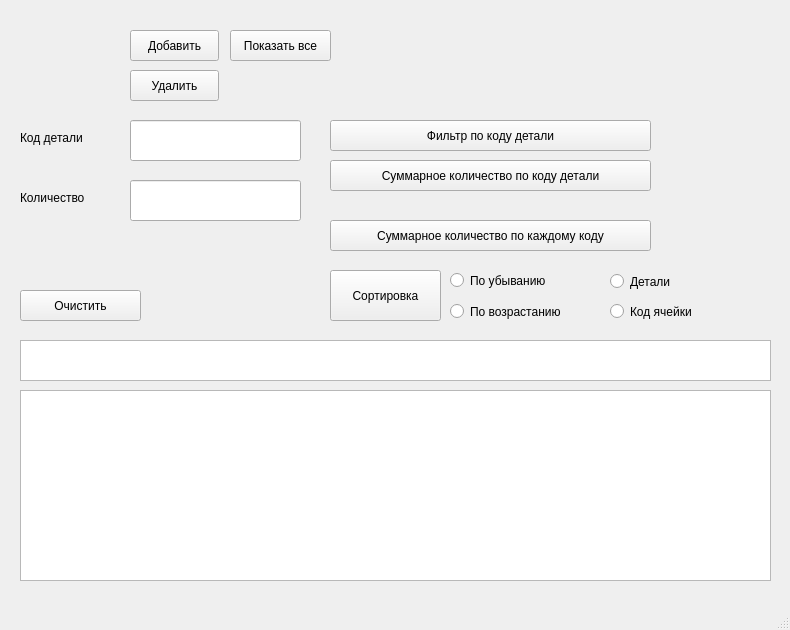
First picture: the form in mainwindow.ui, repository EduardAleksandrov/bmstu-4sem-fse-v1, before the edit.
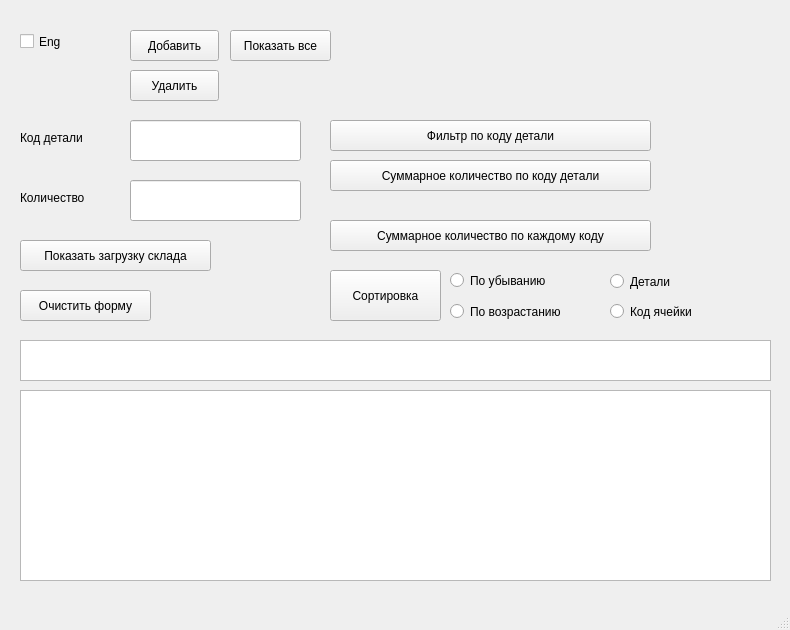
Second picture: the form after the edit.

Diff of the .ui file:
```diff
--- a/mainwindow.ui
+++ b/mainwindow.ui
@@ -88,12 +88,12 @@
      <rect>
       <x>20</x>
       <y>290</y>
-      <width>121</width>
+      <width>131</width>
       <height>31</height>
      </rect>
     </property>
     <property name="text">
-     <string>Очистить</string>
+     <string>Очистить форму</string>
     </property>
    </widget>
    <widget class="QListWidget" name="listWidget">
@@ -248,6 +248,32 @@
      <string notr="true">buttonGroup_2</string>
     </attribute>
    </widget>
+   <widget class="QCheckBox" name="checkBox">
+    <property name="geometry">
+     <rect>
+      <x>20</x>
+      <y>30</y>
+      <width>51</width>
+      <height>23</height>
+     </rect>
+    </property>
+    <property name="text">
+     <string>Eng</string>
+    </property>
+   </widget>
+   <widget class="QPushButton" name="pushButton_diagram">
+    <property name="geometry">
+     <rect>
+      <x>20</x>
+      <y>240</y>
+      <width>191</width>
+      <height>31</height>
+     </rect>
+    </property>
+    <property name="text">
+     <string>Показать загрузку склада</string>
+    </property>
+   </widget>
   </widget>
   <widget class="QMenuBar" name="menubar">
    <property name="geometry">
```
Left out of the diff: 2 changed lines with no effect on the pictures.
